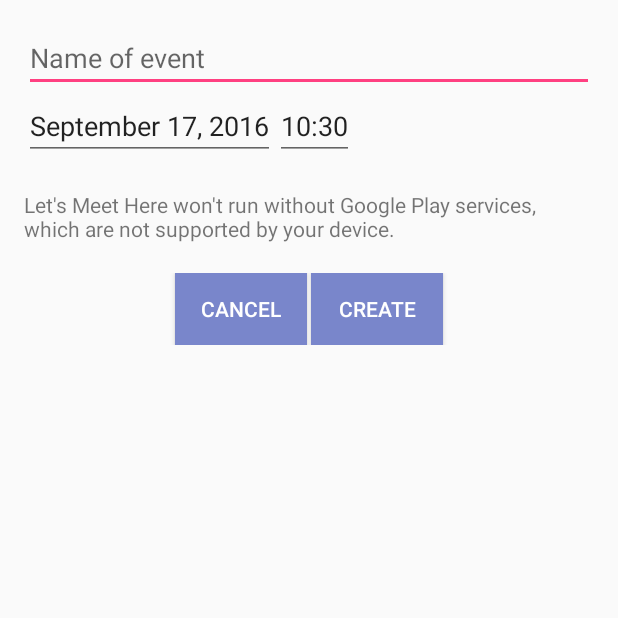
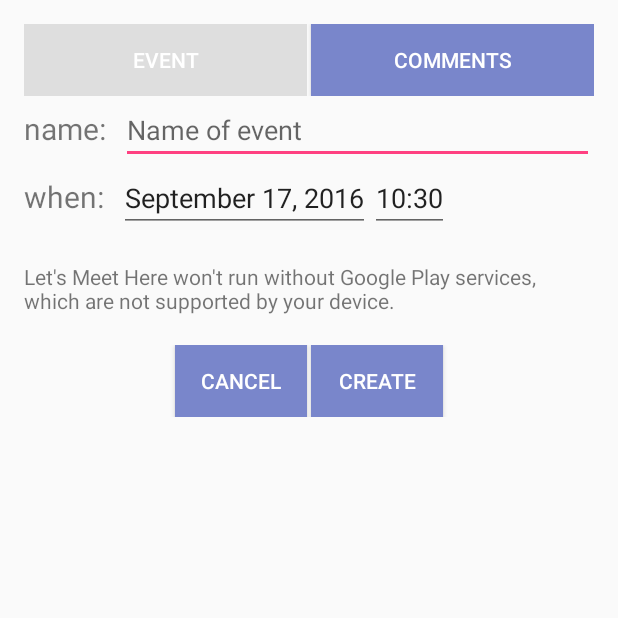
Before and after one commit to amoskim71/Event-booking, an Android app: the screen it shows after launch (EventViewerActivity), after a tap on "CREATE NEW EVENT", on a phone screen of 412 x 824 dp, the top half of it. Run offline under Robolectric (Android 15) with nearby library versions, the light colour scheme and no system bars; our stand-ins replace Volley.

Commit message:
Added support sending comments

```diff
--- a/app/src/main/AndroidManifest.xml
+++ b/app/src/main/AndroidManifest.xml
@@ -7,7 +7,6 @@
     <uses-permission android:name="android.permission.ACCESS_COARSE_LOCATION" />
     <uses-permission android:name="android.permission.ACCESS_FINE_LOCATION" />
     <uses-permission android:name="android.permission.READ_CONTACTS" />
-
 
     <application
         android:name=".AppControl"
@@ -35,7 +34,7 @@
             android:name="com.google.android.gms.version"
             android:value="@integer/google_play_services_version" />
 
-
+        <activity android:name=".CommentsActivity"></activity>
     </application>
 
 </manifest>
--- a/app/src/main/java/com/gacsoft/letsmeethere/AppConfig.java
+++ b/app/src/main/java/com/gacsoft/letsmeethere/AppConfig.java
@@ -12,6 +12,7 @@ public class AppConfig {
     public static final String UPDATE_URL = SERVER_HOST + APP_PATH + "update.php";
     public static final String SYNC_URL = SERVER_HOST + APP_PATH + "fullsync.php";
     public static final String INVITE_URL = SERVER_HOST + APP_PATH + "invite.php";
+    public static final String COMMENT_URL = SERVER_HOST + APP_PATH + "comment.php";
 
     public static final String PREFS_FILE = "LMHSavedPrefs";
     public static final String LOGGED_IN = "isLoggedIn";
--- a/app/src/main/java/com/gacsoft/letsmeethere/EventDatabase.java
+++ b/app/src/main/java/com/gacsoft/letsmeethere/EventDatabase.java
@@ -17,8 +17,9 @@ import java.util.List;
 public class EventDatabase extends SQLiteOpenHelper {
 
     private static final String DATABASE_NAME = "letsmeethere";
-    private static final int DATABASE_VERSION = 8;
+    private static final int DATABASE_VERSION = 9;
     private static final String EVENTS_TABLE = "events";
+    private static final String COMMENTS_TABLE = "comments";
 
     private static final String KEY_KEY = "id"; //db key
     private static final String KEY_ID = "eventid"; //uuid of event
@@ -29,6 +30,9 @@ public class EventDatabase extends SQLiteOpenHelper {
     private static final String KEY_LATITUDE = "latitude"; //geological location of event
     private static final String KEY_ISNEW = "isnew"; //geological location of event
     private static final String KEY_ISMODIFIED = "ismodified"; //geological location of event
+
+    private static final String KEY_EMAIL = "email";
+    private static final String KEY_POST = "post"; //text of post
 
     public EventDatabase(Context context) {
         super(context, DATABASE_NAME, null, DATABASE_VERSION);
@@ -48,11 +52,22 @@ public class EventDatabase extends SQLiteOpenHelper {
                 + KEY_ISNEW + " INTEGER,"
                 + KEY_ISMODIFIED + " INTEGER" + ")";
         db.execSQL(createEventsTable);
+
+        String createCommentsTable =
+                "CREATE TABLE " + COMMENTS_TABLE + "("
+                        + KEY_KEY + " TEXT PRIMARY KEY,"
+                        + KEY_ID + " TEXT,"
+                        + KEY_NAME + " TEXT,"
+                        + KEY_EMAIL + " TEXT,"
+                        + KEY_WHEN + " INTEGER,"
+                        + KEY_POST + " TEXT" + ")";
+        db.execSQL(createCommentsTable);
     }
 
     @Override
     public void onUpgrade(SQLiteDatabase db, int oldVersion, int newVersion) {
         db.execSQL("DROP TABLE IF EXISTS " + EVENTS_TABLE);
+        db.execSQL("DROP TABLE IF EXISTS " + COMMENTS_TABLE);
         onCreate(db);
     }
 
@@ -70,6 +85,43 @@ public class EventDatabase extends SQLiteOpenHelper {
         values.put(KEY_ISMODIFIED, newEvent.isModified());
         db.insert(EVENTS_TABLE, null, values);
         db.close();
+    }
+
+    public void addComment(Comment comment) {
+        SQLiteDatabase db = this.getWritableDatabase();
+        ContentValues values = new ContentValues();
+        values.put(KEY_KEY, comment.getKey());
+        values.put(KEY_ID, comment.getEvent());
+        values.put(KEY_NAME, comment.getName());
+        values.put(KEY_EMAIL, comment.getEmail());
+        values.put(KEY_WHEN, comment.getWhen().getTime());
+        values.put(KEY_POST, comment.getPost());
+        db.insert(COMMENTS_TABLE, null, values);
+        db.close();
+    }
+
+    public List<Comment> getComments(String eventId) {
+        List<Comment> comments = new ArrayList<Comment>();
+        String selectEvents = "SELECT * FROM " + COMMENTS_TABLE
+                + " WHERE " + KEY_ID + " = '" + eventId + "'"
+                + " ORDER BY " + KEY_WHEN + " ASC";
+
+        SQLiteDatabase db = this.getReadableDatabase();
+        Cursor cursor = db.rawQuery(selectEvents, null);
+
+        while (cursor.moveToNext()) {
+            Comment comment = new Comment(
+                    cursor.getString(0),
+                    cursor.getString(1),
+                    cursor.getString(2),
+                    cursor.getString(3),
+                    new Date(cursor.getLong(4)),
+                    cursor.getString(5));
+            comments.add(comment);
+        }
+        cursor.close();
+        db.close();
+        return comments;
     }
 
     public List<Event> getEvents() {
@@ -180,5 +232,6 @@ public class EventDatabase extends SQLiteOpenHelper {
     public void clear() {
         SQLiteDatabase db = this.getWritableDatabase();
         db.execSQL("DELETE FROM " + EVENTS_TABLE);
+        db.execSQL("DELETE FROM " + COMMENTS_TABLE);
     }
 }
--- a/app/src/main/java/com/gacsoft/letsmeethere/EventViewerActivity.java
+++ b/app/src/main/java/com/gacsoft/letsmeethere/EventViewerActivity.java
@@ -507,4 +507,10 @@ public class EventViewerActivity extends AppCompatActivity
         event.setWhen(when);
         loadFields();
     }
+
+    public void onCommentsClicked(View view) {
+        Intent intent = new Intent(this, CommentsActivity.class);
+        startActivity(intent);
+        finish();
+    }
 }
--- a/app/src/main/res/layout/activity_event_viewer.xml
+++ b/app/src/main/res/layout/activity_event_viewer.xml
@@ -1,28 +1,83 @@
 <?xml version="1.0" encoding="utf-8"?>
-<RelativeLayout xmlns:android="http://schemas.android.com/apk/res/android"
+<LinearLayout xmlns:android="http://schemas.android.com/apk/res/android"
     xmlns:tools="http://schemas.android.com/tools"
     android:layout_width="match_parent"
     android:layout_height="match_parent"
+    android:orientation="vertical"
     android:paddingBottom="@dimen/activity_vertical_margin"
     android:paddingLeft="@dimen/activity_horizontal_margin"
     android:paddingRight="@dimen/activity_horizontal_margin"
     android:paddingTop="@dimen/activity_vertical_margin"
     tools:context="com.gacsoft.letsmeethere.EventViewerActivity">
 
+    <LinearLayout
+        android:id="@+id/eventcomments"
+        android:layout_width="match_parent"
+        android:layout_height="wrap_content"
+        android:orientation="horizontal">
+        <Button
+            android:id="@+id/eventButton"
+            android:layout_width="wrap_content"
+            android:layout_height="wrap_content"
+            android:text="@string/event"
+            android:background="@drawable/button"
+            android:textColor="@color/white"
+            android:layout_weight="0.5"
+            android:enabled="false"
+            android:layout_marginRight="1dp"/>
+        <Button
+            android:id="@+id/commentsButton"
+            android:layout_width="wrap_content"
+            android:layout_height="wrap_content"
+            android:text="@string/comments"
+            android:onClick="onCommentsClicked"
+            android:background="@drawable/button"
+            android:textColor="@color/white"
+            android:layout_weight="0.5"
+            android:enabled="true"
+            android:layout_marginLeft="1dp"/>
+    </LinearLayout>
+
+
+<LinearLayout
+    android:layout_width="match_parent"
+    android:layout_height="wrap_content"
+    android:orientation="horizontal">
+    <TextView
+        android:id="@+id/desc"
+        android:layout_width="wrap_content"
+        android:layout_height="wrap_content"
+        android:text="@string/description"
+        android:layout_marginRight="10dp"
+        android:textSize="20sp"/>
         <EditText
             android:id="@+id/edit_Event_Name"
             android:layout_width="match_parent"
             android:layout_height="wrap_content"
             android:hint="@string/eventNameHint"
             android:singleLine="true"/>
+
+</LinearLayout>
+
+    <LinearLayout
+        android:layout_width="match_parent"
+        android:layout_height="wrap_content"
+        android:orientation="horizontal">
+        <TextView
+            android:id="@+id/when"
+            android:layout_width="wrap_content"
+            android:layout_height="wrap_content"
+            android:text="@string/when"
+            android:layout_marginRight="10dp"
+            android:textSize="20sp"
+            />
+
         <EditText
             android:id="@+id/edit_Event_Date"
             android:layout_width="wrap_content"
             android:editable="false"
             android:layout_height="wrap_content"
             android:singleLine="true"
-        android:layout_below="@id/edit_Event_Name"
-        android:layout_alignParentLeft="true"
             android:clickable="true"
             android:onClick="dateClicked"/>
         <EditText
@@ -31,10 +86,12 @@
             android:editable="false"
             android:layout_height="wrap_content"
             android:singleLine="true"
-        android:layout_below="@id/edit_Event_Name"
-        android:layout_toRightOf="@id/edit_Event_Date"
             android:clickable="true"
             android:onClick="timeClicked"/>
+    </LinearLayout>
+
+
+
 
     <LinearLayout
         android:id="@+id/mapFragment"
@@ -102,4 +159,4 @@
     </LinearLayout>
 
 
-</RelativeLayout>
+</LinearLayout>
--- a/app/src/main/res/values/strings.xml
+++ b/app/src/main/res/values/strings.xml
@@ -50,5 +50,14 @@
     <string name="cannotConnect">Cannot connect to server.</string>
     <string name="future">Future Events</string>
     <string name="past">Past Events</string>
+    <string name="event">Event</string>
+    <string name="comments">Comments</string>
+    <string name="description">name:</string>
+    <string name="when">when:</string>
+    <string name="commentHint">Enter new comment&#8230;</string>
+    <string name="sendingComment">Sending comment&#8230;</string>
+    <string name="sentComment">Comment sent.</string>
+    <string name="sendComment">Send Comment</string>
+    <string name="postOffline">You must be logged in to send a comment!</string>
 
 </resources>
```
Also changed, not shown: app/src/main/java/com/gacsoft/letsmeethere/Comment.java (added, +82 -0 lines), app/src/main/java/com/gacsoft/letsmeethere/CommentAdapter.java (added, +114 -0 lines), app/src/main/java/com/gacsoft/letsmeethere/CommentsActivity.java (added, +155 -0 lines), app/src/main/java/com/gacsoft/letsmeethere/EventSynchronizer.java (+11 -0 lines), app/src/main/res/layout/activity_comments.xml (added, +121 -0 lines), app/src/main/res/layout/comment_list_item.xml (added, +64 -0 lines), 3 other files. Lines whose indentation alone changed are shown as unchanged.
